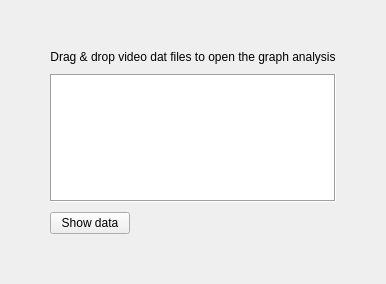
Old version of the form ui/chartinit.ui in the repository RaphCucul/Image-registration-GUI.
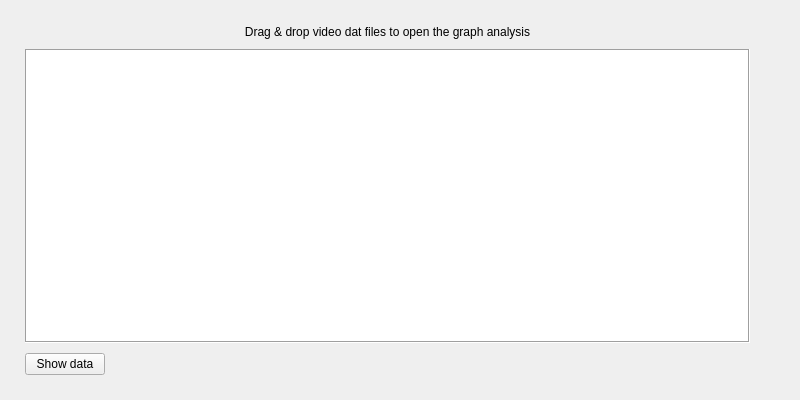
New version of the form.

What changed in the file:
```diff
--- a/ui/chartinit.ui
+++ b/ui/chartinit.ui
@@ -6,8 +6,8 @@
    <rect>
     <x>0</x>
     <y>0</y>
-    <width>319</width>
-    <height>284</height>
+    <width>800</width>
+    <height>400</height>
    </rect>
   </property>
   <property name="sizePolicy">
@@ -16,9 +16,15 @@
     <verstretch>3</verstretch>
    </sizepolicy>
   </property>
+  <property name="minimumSize">
+   <size>
+    <width>550</width>
+    <height>400</height>
+   </size>
+  </property>
   <property name="maximumSize">
    <size>
-    <width>400</width>
+    <width>800</width>
     <height>400</height>
    </size>
   </property>
@@ -33,16 +39,16 @@
     <number>10</number>
    </property>
    <property name="leftMargin">
-    <number>50</number>
+    <number>25</number>
    </property>
    <property name="topMargin">
-    <number>50</number>
+    <number>25</number>
    </property>
    <property name="rightMargin">
     <number>50</number>
    </property>
    <property name="bottomMargin">
-    <number>50</number>
+    <number>25</number>
    </property>
    <item>
     <widget class="QLabel" name="label">
```
Left out of the diff: 3 changed lines with no effect on the pictures.
